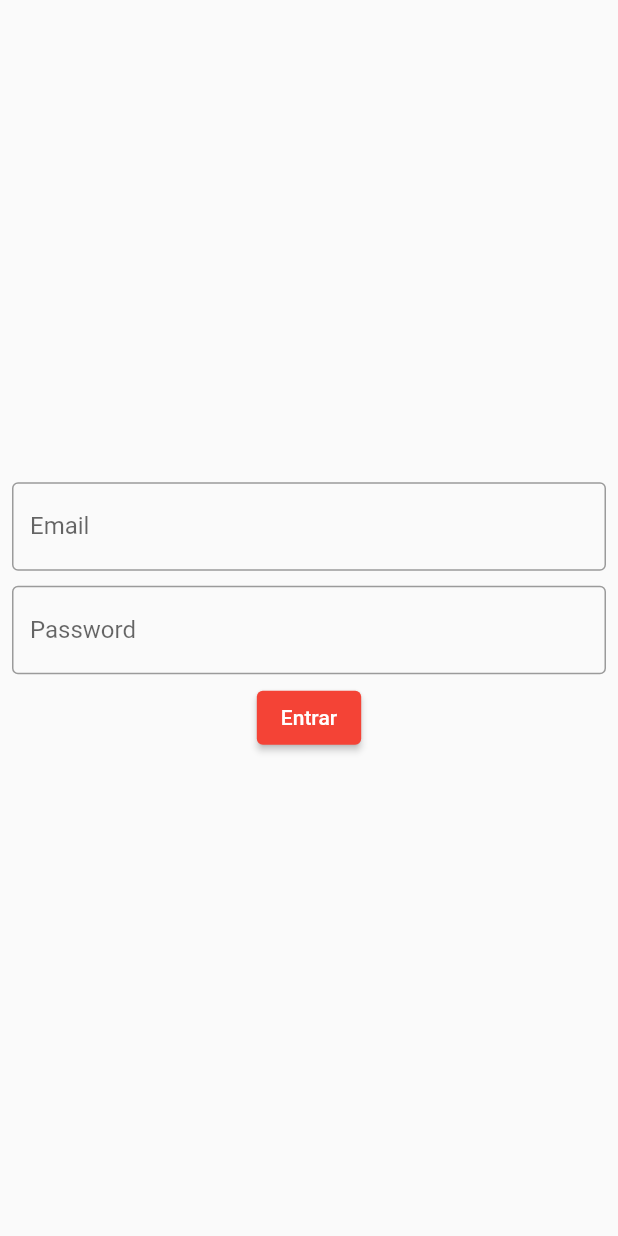
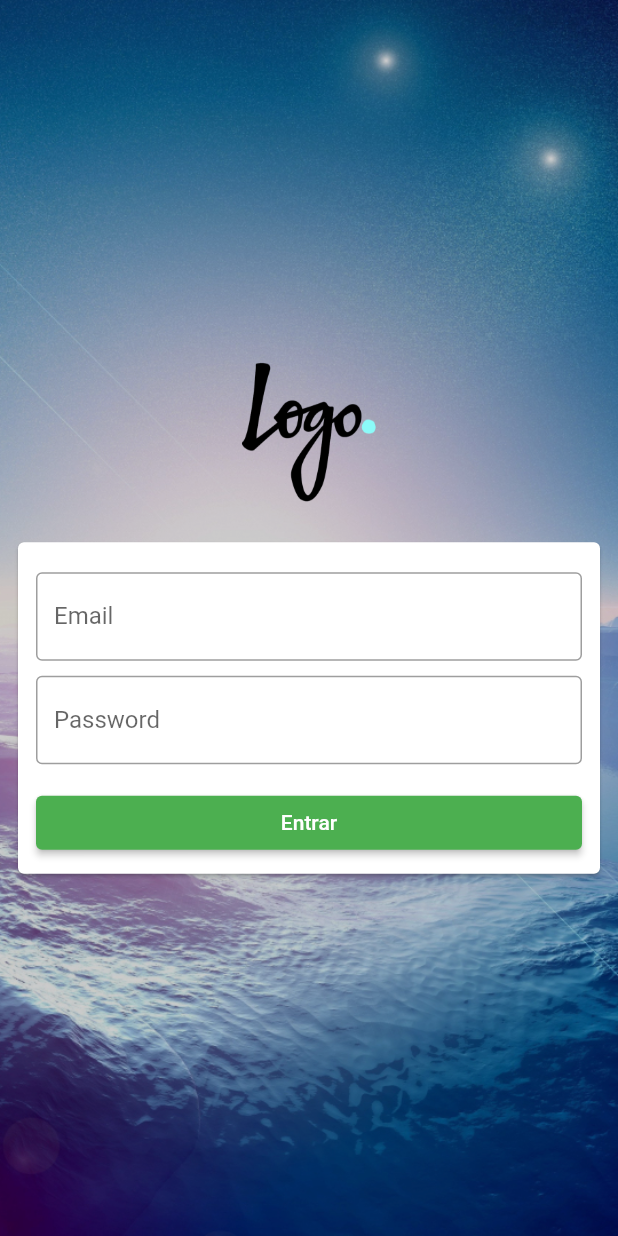
Before and after one commit to TiagoLustosa/FlutterandoFreeCourse, a Flutter app: the screen it shows after launch, on a phone screen of 412 x 824 dp. Run offline on Flutter 3.47's test engine with Material 2 defaults, Android fonts, the phone set to English and light mode, and no system bars.

Commit message:
More lessons from flutterando youtube course

```diff
--- a/lib/login_page.dart
+++ b/lib/login_page.dart
@@ -8,11 +8,8 @@ class LoginPage extends StatefulWidget {
 class _LoginPageState extends State<LoginPage> {
   String email = '';
   String password = '';
-  @override
-  Widget build(BuildContext context) {
-    return Material(
-      child: Scaffold(
-        body: SingleChildScrollView(
+  Widget _body() {
+    return SingleChildScrollView(
       child: SizedBox(
         width: MediaQuery.of(context).size.width,
         height: MediaQuery.of(context).size.height,
@@ -20,6 +17,20 @@ class _LoginPageState extends State<LoginPage> {
           padding: const EdgeInsets.all(8.0),
           child: Column(
             mainAxisAlignment: MainAxisAlignment.center,
+            children: [
+              Container(
+                height: 100,
+                width: 100,
+                child: Image.asset('assets/images/logo.png'),
+              ),
+              Container(
+                height: 20,
+              ),
+              Card(
+                child: Padding(
+                  padding: const EdgeInsets.only(
+                      left: 12, right: 12, top: 20, bottom: 10),
+                  child: Column(
                     children: [
                       TextField(
                         onChanged: (text) {
@@ -38,28 +49,56 @@ class _LoginPageState extends State<LoginPage> {
                         },
                         obscureText: true,
                         decoration: InputDecoration(
-                        labelText: 'Password', border: OutlineInputBorder()),
+                            labelText: 'Password',
+                            border: OutlineInputBorder()),
                       ),
                       SizedBox(
-                    height: 5,
+                        height: 15,
                       ),
                       ElevatedButton(
+                        style: ElevatedButton.styleFrom(primary: Colors.green),
                         onPressed: () {
                           if (email == 'tiagolustosasantos@hotmail.com' &&
                               password == '123') {
-                        print('Loggin ok');
+                            Navigator.of(context).pushReplacementNamed('/Home');
                           } else {
                             print('Email and password not match');
                           }
                         },
-                    child: Text('Entrar'),
+                        child: Container(
+                            width: double.infinity,
+                            child: Text(
+                              'Entrar',
+                              textAlign: TextAlign.center,
+                            )),
                       ),
                     ],
                   ),
                 ),
               ),
+            ],
+          ),
         ),
       ),
     );
   }
+
+  @override
+  Widget build(BuildContext context) {
+    return Scaffold(
+        body: Stack(
+      children: [
+        SizedBox(
+            height: MediaQuery.of(context).size.height,
+            child: Image.asset(
+              'assets/images/background.jpg',
+              fit: BoxFit.cover,
+            )),
+        Container(
+          color: Colors.black.withOpacity(0.2),
+        ),
+        _body()
+      ],
+    ));
   }
+}
--- a/lib/my_app.dart
+++ b/lib/my_app.dart
@@ -15,7 +15,11 @@ class MyApp extends StatelessWidget {
                 brightness: AppController.instance.isDartTheme
                     ? Brightness.dark
                     : Brightness.light),
-            home: LoginPage(),
+            initialRoute: '/',
+            routes: {
+              '/': (context) => LoginPage(),
+              '/Home': (context) => HomePage()
+            },
           );
         });
   }
--- a/pubspec.yaml
+++ b/pubspec.yaml
@@ -45,9 +45,9 @@ flutter:
   uses-material-design: true
 
   # To add assets to your application, add an assets section, like this:
-  # assets:
-  #   - images/a_dot_burr.jpeg
-  #   - images/a_dot_ham.jpeg
+  assets:
+    - assets/images/logo.png
+    - assets/images/background.jpg
 
   # An image asset can refer to one or more resolution-specific "variants", see
   # https://flutter.dev/assets-and-images/#resolution-aware.
```
Also changed, not shown: lib/home_page.dart (+30 -0 lines), assets/images/background.jpg (added), assets/images/logo.png (added). Lines whose indentation alone changed are shown as unchanged.
